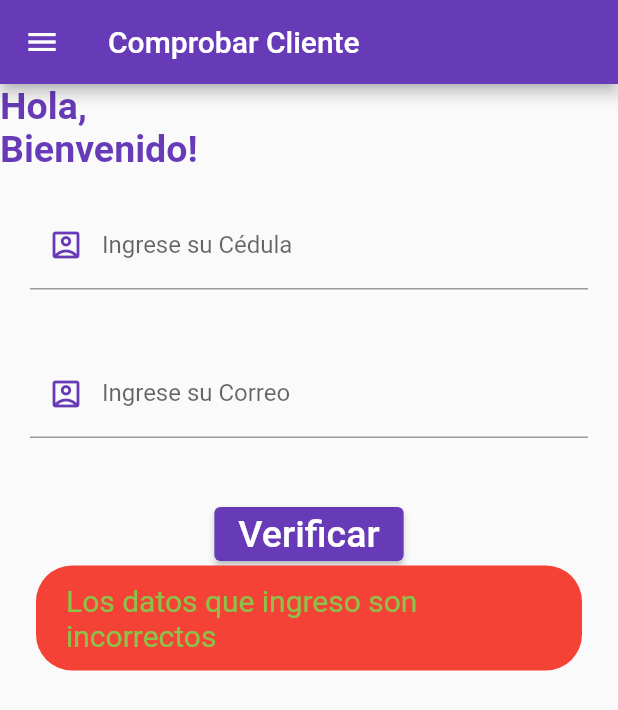
After one commit to caom312/neighborshop, a Flutter app: the moduloPedido screen opened directly, after a tap on "Verificar", on a phone screen of 412 x 824 dp. The commit adds this screen. Shown: the top 710 px of the screen. Run offline on Flutter 3.47's test engine with Material 2 defaults, Android fonts, the phone set to English and light mode, and no system bars; our stand-ins replace cloud_firestore, firebase_core, fluttertoast; accounts and stored records are empty.

Commit message:
Sprint 4 - Registrar de Pedido

```diff
--- /dev/null
+++ b/lib/pantallas/moduloPedido.dart
@@ -0,0 +1,101 @@
+import 'package:cloud_firestore/cloud_firestore.dart';
+import 'package:flutter/material.dart';
+import 'package:fluttertoast/fluttertoast.dart';
+import 'package:neighborshop/menulateral/menuLateral.dart';
+import 'package:neighborshop/pantallas/listanegociosPedido.dart';
+
+
+
+class moduloPedido extends StatefulWidget {
+  const moduloPedido({Key? key}) : super(key: key);
+
+  @override
+  _moduloPedidoState createState() => _moduloPedidoState();
+}
+
+class _moduloPedidoState extends State<moduloPedido> {
+  final cedula = TextEditingController();
+  final correo = TextEditingController();
+  CollectionReference cliente =  FirebaseFirestore.instance.collection("Clientes");
+
+  @override
+  Widget build(BuildContext context) {
+    return Scaffold(
+        appBar: AppBar(
+          title: Text("Comprobar Cliente"),
+        ),
+        drawer: drawermenulateral(context),
+        body: ListView(children: [
+          Container(
+            child: Text(
+              "Hola,"+"\n"+"Bienvenido!",
+              style: TextStyle(color: Colors.deepPurple,fontWeight: FontWeight.bold, fontSize: 25),
+            ),
+
+          ),
+
+          Container(
+              padding: EdgeInsets.all(20.0),
+              child: TextField(
+                controller: cedula,
+                style: TextStyle(color: Colors.black),
+                decoration: InputDecoration(
+                    labelText: 'Ingrese su Cédula',
+                    prefixIcon: Icon(Icons.account_box_outlined, color: Colors.deepPurple),
+                    // fillColor: Colors.deepPurple,
+                    //filled: true,
+                    //icon: Icon(Icons.badge_outlined,size: 25, color: Colors.deepPurple),
+                    hintText: "Ingrese su Cédula",
+                    hintStyle: TextStyle(color: Colors.white)),
+              )),
+
+          Container(
+              padding: EdgeInsets.all(20.0),
+              child: TextField(
+                controller: correo,
+                style: TextStyle(color: Colors.black),
+                decoration: InputDecoration(
+                    labelText: 'Ingrese su Correo',
+                    prefixIcon: Icon(Icons.account_box_outlined, color: Colors.deepPurple),
+
+                    //fillColor: Colors.deepPurple,
+                    //filled: true,
+                    //icon: Icon(Icons.email_outlined, size: 25, color: Colors.deepPurple),
+                    hintText: "Ingrese su Correo",
+                    hintStyle: TextStyle(color: Colors.white)),
+              )),
+          Container(
+            padding: EdgeInsets.only(left: 20.0, right: 20.0, top: 20.0),
+            alignment: Alignment.center,
+            child: ElevatedButton(
+              onPressed: () async {
+                QuerySnapshot ingreso = await cliente
+                    .where(FieldPath.documentId, isEqualTo: cedula.text)
+                    .where("correo", isEqualTo: correo.text).get();
+                List listaNegocio = [];
+                if (ingreso.docs.length > 0) {
+                  for (var neg in ingreso.docs) {
+                    listaNegocio.add(neg.data());
+                  }
+                  Navigator.push(context, MaterialPageRoute (builder: (context) =>listanegociosPedido(cedula: cedula.text)));
+                  Fluttertoast.showToast(msg: "Cargando Datos de "+correo.text,
+                      fontSize: 20,
+                      backgroundColor: Colors.red,
+                      textColor: Colors.lightGreen,
+                      toastLength: Toast.LENGTH_LONG,
+                      gravity: ToastGravity.CENTER);
+                } else {
+                  Fluttertoast.showToast(msg: "Los datos que ingreso son incorrectos",
+                      fontSize: 20,
+                      backgroundColor: Colors.red,
+                      textColor: Colors.lightGreen,
+                      toastLength: Toast.LENGTH_LONG,
+                      gravity: ToastGravity.CENTER);
+                }
+              },
+              child: Text("Verificar", style: TextStyle(color: Colors.white, fontSize: 25)),
+            ),
+          )
+        ]));
+  }
+}
```
Also changed, not shown: lib/menulateral/menuLateral.dart (+2 -19 lines), lib/pantallas/carritoCompras.dart (added, +203 -0 lines), lib/pantallas/listanegociosPedido.dart (added, +74 -0 lines), lib/pantallas/registrarPedido.dart (added, +129 -0 lines).
